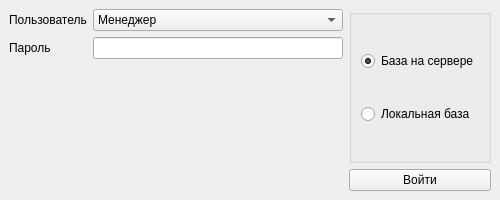
Above: login/login.ui from iiixxov/coupev before the change. Below: the same form after it.
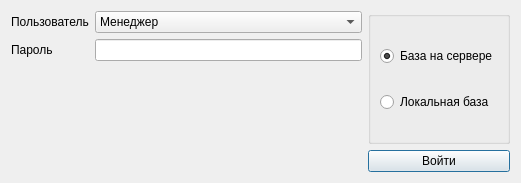
That is the form after the change.

Diff of the .ui file:
```diff
--- a/login/login.ui
+++ b/login/login.ui
@@ -1,19 +1,18 @@
 <?xml version="1.0" encoding="UTF-8"?>
 <ui version="4.0">
- <class>mainWindow</class>
- <widget class="QMainWindow" name="mainWindow">
+ <class>login</class>
+ <widget class="QDialog" name="login">
   <property name="geometry">
    <rect>
     <x>0</x>
     <y>0</y>
-    <width>500</width>
-    <height>200</height>
+    <width>521</width>
+    <height>183</height>
    </rect>
   </property>
   <property name="windowTitle">
    <string>Вход</string>
   </property>
-  <widget class="QWidget" name="centralwidget">
    <layout class="QGridLayout" name="gridLayout">
     <item row="0" column="0">
      <layout class="QFormLayout" name="formLayout">
@@ -52,6 +51,16 @@
         </property>
        </widget>
       </item>
+     <item row="2" column="0" colspan="2">
+      <widget class="QLabel" name="label_3">
+       <property name="text">
+        <string/>
+       </property>
+       <property name="alignment">
+        <set>Qt::AlignCenter</set>
+       </property>
+      </widget>
+     </item>
      </layout>
     </item>
     <item row="0" column="1">
@@ -88,7 +97,6 @@
      </widget>
     </item>
    </layout>
-  </widget>
  </widget>
  <resources/>
  <connections/>
```
Left out of the diff: 2 changed lines with no effect on the pictures. Lines whose indentation alone changed are shown as unchanged.
